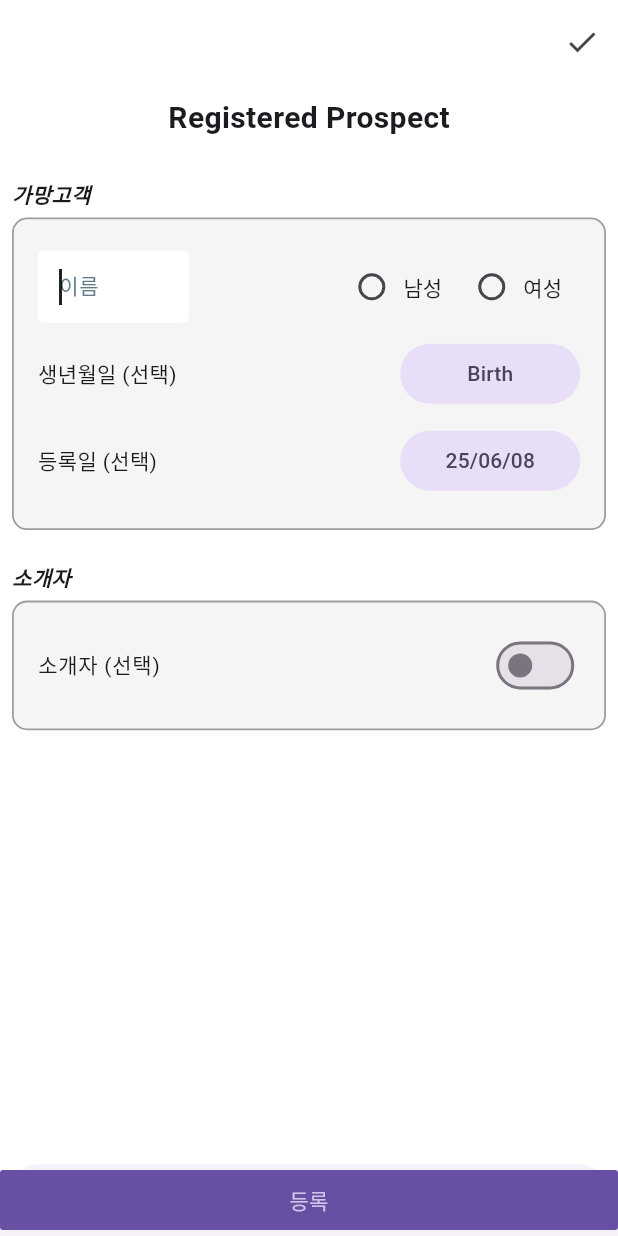
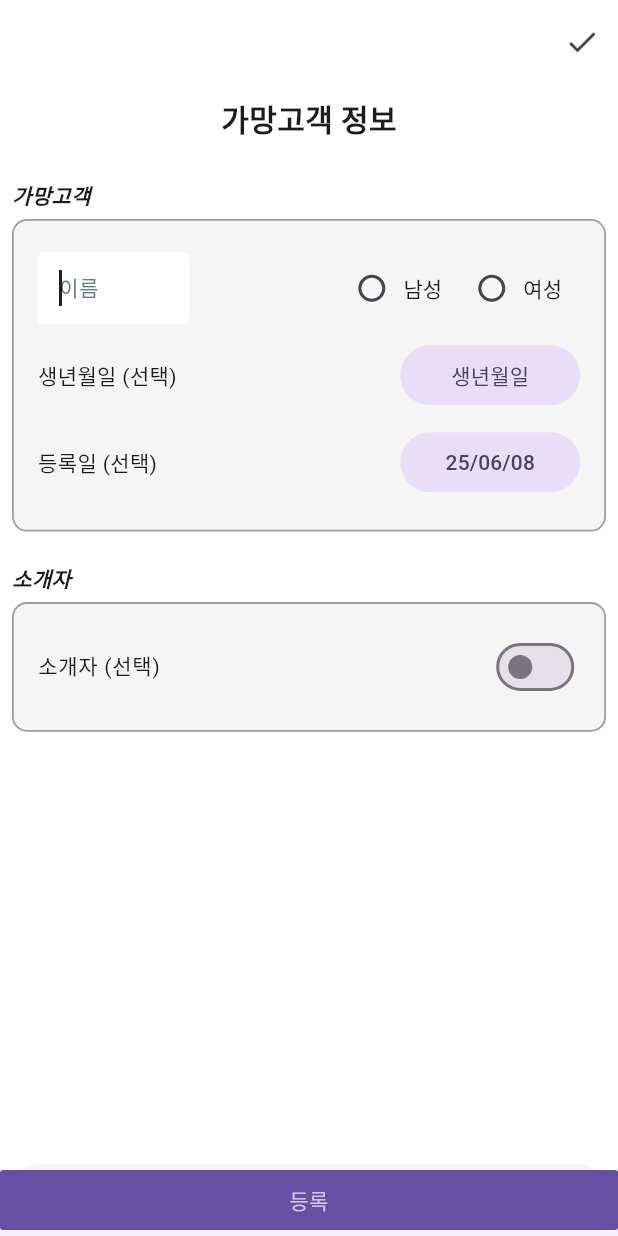
Before and after one commit to 73dh/withme, a Flutter app: the RegistrationScreen screen opened by its route, on a phone screen of 412 x 824 dp. Run offline on Flutter 3.47's test engine with Material 3 defaults, Android fonts, the phone set to English and light mode, and no system bars; our stand-ins replace cloud_firestore, firebase_core, fl_chart, get_it, go_router, rxdart; accounts and stored records are empty.

```diff
--- a/lib/core/presentation/components/customer_item.dart
+++ b/lib/core/presentation/components/customer_item.dart
@@ -59,7 +59,7 @@ class CustomerItem extends StatelessWidget {
                   children: [
                     CircleItem(
                       number: policies.length,
-                      color: Colors.redAccent.shade100,
+                      sex:customer.sex,
                     ),
                     width(20),
                     Column(
@@ -83,16 +83,16 @@ class CustomerItem extends StatelessWidget {
         ).difference(DateTime.now()).inDays;
     return Row(
       children: [
-        Text(shortenedNameText(customer.name), style: TextStyles.bold14),
+        Text(shortenedNameText(customer.name,length: 6), style: TextStyles.bold14),
         width(5),
-        sexIcon(customer.sex),
-        width(5),
+        // sexIcon(customer.sex),
+        // width(5),
         Text(
-          '${calculateAge(customer.birth ?? DateTime.now())}세/보험: ${calculateInsuranceAge(customer.birth ?? DateTime.now())}세',
+          '${calculateAge(customer.birth ?? DateTime.now())}세',
         ),
         width(3),
         Text(
-          '상령일: ${getInsuranceAgeChangeDate(customer.birth ?? DateTime.now()).formattedDate}',
+          ' /상령일: ${getInsuranceAgeChangeDate(customer.birth ?? DateTime.now()).formattedDate}',
           style: TextStyle(
             color: difference <= 90 ? Colors.red : Colors.black87,
           ),
--- a/lib/core/presentation/components/search_customer_item.dart
+++ b/lib/core/presentation/components/search_customer_item.dart
@@ -65,7 +65,7 @@ class SearchCustomerItem extends StatelessWidget {
               children: [
                 CircleItem(
                   number: policies.length,
-                  color: Colors.redAccent.shade100,
+                  sex: customer.sex,
                 ),
                 width(20),
                 Column(
--- a/lib/data/data_source/remote/fbase.dart
+++ b/lib/data/data_source/remote/fbase.dart
@@ -33,7 +33,6 @@ class FBase {
         .doc(userKey)
         .collection(collectionCustomer)
         .doc(customerData[keyCustomerKey]);
-
     await customerRef.update(customerData);
   }
 
--- a/lib/presentation/home/prospect_list/screen/prospect_list_page.dart
+++ b/lib/presentation/home/prospect_list/screen/prospect_list_page.dart
@@ -23,7 +23,7 @@ class _ProspectListPageState extends State<ProspectListPage> with RouteAware {
   @override
   void initState() {
     super.initState();
-    viewModel.fetchOnce(); // 처음 로드할 때 데이터 요청
+    viewModel.fetchData; // 처음 로드할 때 데이터 요청
   }
 
   @override
@@ -46,7 +46,7 @@ class _ProspectListPageState extends State<ProspectListPage> with RouteAware {
   @override
   void didPopNext() {
     // 등록화면에서 돌아왔을 때 호출됨
-    viewModel.refresh();
+    viewModel.fetchData;
   }
 
   @override
--- a/lib/presentation/registration/components/birth_selector.dart
+++ b/lib/presentation/registration/components/birth_selector.dart
@@ -34,7 +34,7 @@ class BirthSelector extends StatelessWidget {
               width: 120,
               child: FilledButton.tonal(
                 onPressed: onSetPressed,
-                child: Text(birth != null ? birth!.formattedDate : 'Birth'),
+                child: Text(birth != null ? birth!.formattedDate : '생년월일'),
               ),
             ),
           ],
--- /dev/null
+++ b/lib/presentation/registration/part/custom_app_bar.dart
@@ -0,0 +1,33 @@
+import 'package:flutter/material.dart';
+import 'package:withme/core/di/di_setup_import.dart';
+
+import '../../../domain/domain_import.dart';
+import '../components/delete_icon.dart';
+import '../components/edit_toggle_icon.dart';
+
+class CustomAppBar extends StatelessWidget {
+  final bool isReadOnly;
+  final void Function() onPressed;
+  final RegistrationViewModel viewModel;
+  final CustomerModel? customerModel;
+
+  const CustomAppBar({
+    super.key,
+    required this.isReadOnly,
+    required this.onPressed,
+    required this.viewModel,
+    required this.customerModel,
+  });
+
+  @override
+  Widget build(BuildContext context) {
+    return AppBar(
+      elevation: 0,
+      actions: [
+        EditToggleIcon(isReadOnly: isReadOnly, onPressed: onPressed),
+        if (isReadOnly)
+          DeleteIcon(viewModel: viewModel, customerModel: customerModel!),
+      ],
+    );
+  }
+}
--- /dev/null
+++ b/lib/presentation/registration/part/customer_info_part.dart
@@ -0,0 +1,96 @@
+import 'package:intl/intl.dart';
+
+import '../../../core/presentation/core_presentation_import.dart';
+import '../components/birth_selector.dart';
+import '../components/name_field.dart';
+import '../components/registered_date_selector.dart';
+import '../components/sex_selector.dart';
+
+class CustomerInfoPart extends StatelessWidget {
+  final bool isReadOnly;
+  final TextEditingController nameController;
+  final TextEditingController registeredDateController;
+  final TextEditingController birthController;
+  final String? sex;
+  final DateTime? birth;
+  final void Function(String) onSexChanged;
+  final void Function() onBirthInitPressed;
+  final void Function(DateTime) onBirthSetPressed;
+  final void Function(DateTime) onRegisteredDatePressed;
+
+  const CustomerInfoPart({
+    super.key,
+    required this.isReadOnly,
+    required this.nameController,
+    required this.registeredDateController,
+    required this.sex,
+    this.birth,
+    required this.onSexChanged,
+    required this.birthController,
+    required this.onBirthInitPressed,
+    required this.onBirthSetPressed,
+    required this.onRegisteredDatePressed,
+  });
+
+  @override
+  Widget build(BuildContext context) {
+    return PartBox(
+      child: Padding(
+        padding: const EdgeInsets.symmetric(vertical: 15, horizontal: 10),
+        child: Column(
+          crossAxisAlignment: CrossAxisAlignment.start,
+          children: [
+            Row(
+              children: [
+                _buildNameField(),
+                const Spacer(),
+                _buildSexSelector(),
+              ],
+            ),
+            height(10),
+            _buildBirthSelector(context),
+            height(10),
+            _buildRegisteredDateSelector(context),
+          ],
+        ),
+      ),
+    );
+  }
+
+  Widget _buildNameField() =>
+      NameField(isReadOnly: isReadOnly, nameController: nameController);
+
+  Widget _buildSexSelector() => SexSelector(
+    sex: sex,
+    isReadOnly: isReadOnly,
+    onChanged: isReadOnly ? null : (sex) => onSexChanged(sex!),
+  );
+
+  Widget _buildBirthSelector(BuildContext context) => BirthSelector(
+    birth: birth,
+    isReadOnly: isReadOnly,
+    onInitPressed: isReadOnly ? null : onBirthInitPressed,
+    onSetPressed:
+        isReadOnly
+            ? null
+            : () async {
+              final date = await selectDate(context);
+              if (date != null) {
+                onBirthSetPressed(date);
+              }
+            },
+  );
+
+  Widget _buildRegisteredDateSelector(BuildContext context) => RegisteredDateSelector(
+    isReadOnly: isReadOnly,
+    registeredDate: DateFormat(
+      'yy/MM/dd',
+    ).parseStrict(registeredDateController.text),
+    onPressed:isReadOnly?null:()async {
+      final date = await selectDate(context);
+      if (date != null) {
+        onRegisteredDatePressed(date);
+      }
+    }
+  );
+}
--- /dev/null
+++ b/lib/presentation/registration/part/recommender_part.dart
@@ -0,0 +1,52 @@
+import '../../../core/presentation/core_presentation_import.dart';
+import '../../../core/ui/core_ui_import.dart';
+
+class RecommenderPart extends StatelessWidget {
+  final bool isReadOnly;
+  final bool isRecommended;
+  final TextEditingController recommendedController;
+  final void Function(bool) onChanged;
+
+  const RecommenderPart({
+    super.key,
+    required this.isReadOnly,
+    required this.isRecommended,
+    required this.onChanged,
+    required this.recommendedController,
+  });
+
+  @override
+  Widget build(BuildContext context) {
+    return Padding(
+      padding: const EdgeInsets.symmetric(vertical: 8, horizontal: 10),
+      child: Column(
+        children: [
+          _buildRecommenderSwitch(),
+          if (isRecommended) _buildRecommenderField(),
+        ],
+      ),
+    );
+  }
+
+  Widget _buildRecommenderSwitch() => ListTile(
+    contentPadding: EdgeInsets.zero,
+    title: Text('소개자 ${isReadOnly ? '' : '(선택)'}', style: TextStyles.normal14),
+    trailing: Switch.adaptive(
+      value: isRecommended,
+      onChanged: isReadOnly ? null : (val) => onChanged(val),
+    ),
+  );
+
+  Widget _buildRecommenderField() =>
+      isReadOnly
+          ? Align(
+            alignment: Alignment.centerLeft,
+            child: Text(recommendedController.text),
+          )
+          : CustomTextFormField(
+            controller: recommendedController,
+            hintText: '소개자 이름',
+            validator: (text) => text.isEmpty ? '소개자 이름을 입력하세요' : null,
+            onSaved: (text) => recommendedController.text = text.trim(),
+          );
+}
--- a/lib/presentation/registration/screen/registration_screen.dart
+++ b/lib/presentation/registration/screen/registration_screen.dart
@@ -5,12 +5,10 @@ import 'package:withme/core/utils/core_utils_import.dart';
 import 'package:withme/domain/model/customer_model.dart';
 import 'package:withme/domain/model/history_model.dart';
 import 'package:withme/presentation/registration/components/add_policy_button.dart';
-import 'package:withme/presentation/registration/components/birth_selector.dart';
-import 'package:withme/presentation/registration/components/delete_icon.dart';
-import 'package:withme/presentation/registration/components/edit_toggle_icon.dart';
-import 'package:withme/presentation/registration/components/name_field.dart';
-import 'package:withme/presentation/registration/components/registered_date_selector.dart';
-import 'package:withme/presentation/registration/components/sex_selector.dart';
+import 'package:withme/presentation/registration/part/confirm_box_part.dart';
+import 'package:withme/presentation/registration/part/custom_app_bar.dart';
+import 'package:withme/presentation/registration/part/customer_info_part.dart';
+import 'package:withme/presentation/registration/part/recommender_part.dart';
 import 'package:withme/presentation/registration/registration_event.dart';
 
 import '../../../core/di/setup.dart';
@@ -41,6 +39,7 @@ class _RegistrationScreenState extends State<RegistrationScreen> {
   bool _isRecommended = false;
   DateTime? _birth;
   String? _sex;
+  bool _isRegistering = false;
 
   @override
   void initState() {
@@ -78,24 +77,20 @@ class _RegistrationScreenState extends State<RegistrationScreen> {
   Widget build(BuildContext context) {
     return SafeArea(
       child: Scaffold(
-        appBar: _buildAppBar(),
+        appBar: PreferredSize(
+          preferredSize: const Size.fromHeight(56),
+          child: CustomAppBar(
+            isReadOnly: _isReadOnly,
+            onPressed: () => setState(() => _isReadOnly = !_isReadOnly),
+            viewModel: viewModel,
+            customerModel: widget.customerModel,
+          ),
+        ),
         body: _buildForm(),
         bottomSheet: !_isReadOnly ? _buildSubmitButton() : null,
       ),
     );
   }
-
-  AppBar _buildAppBar() => AppBar(
-    elevation: 0,
-    actions: [
-      EditToggleIcon(
-        isReadOnly: _isReadOnly,
-        onPressed: () => setState(() => _isReadOnly = !_isReadOnly),
-      ),
-      if (_isReadOnly)
-        DeleteIcon(viewModel: viewModel, customerModel: widget.customerModel!),
-    ],
-  );
 
   Widget _buildForm() => Form(
     key: _formKey,
@@ -103,7 +98,7 @@ class _RegistrationScreenState extends State<RegistrationScreen> {
       padding: const EdgeInsets.all(8.0),
       child: Column(
         children: [
-          const TitleWidget(title: 'Registered Prospect'),
+          const TitleWidget(title: '가망고객 정보'),
           height(20),
           const PartTitle(text: '가망고객'),
           _buildCustomerInfoPart(),
@@ -118,118 +113,47 @@ class _RegistrationScreenState extends State<RegistrationScreen> {
     ),
   );
 
-  Widget _buildCustomerInfoPart() => PartBox(
-    child: Padding(
-      padding: const EdgeInsets.symmetric(vertical: 15, horizontal: 10),
-      child: Column(
-        crossAxisAlignment: CrossAxisAlignment.start,
-        children: [
-          Row(
-            children: [_buildNameField(), const Spacer(), _buildSexSelector()],
-          ),
-          height(10),
-          _buildBirthSelector(),
-          height(10),
-          _buildRegisteredDateSelector(),
-        ],
-      ),
+  Widget _buildRecommenderPart() => PartBox(
+    child: RecommenderPart(
+      isReadOnly: _isReadOnly,
+      isRecommended: _isRecommended,
+      onChanged:
+          (val) => setState(() {
+            _isRecommended = val;
+            if (!val) _recommendedController.clear();
+          }),
+      recommendedController: _recommendedController,
     ),
   );
 
-  Widget _buildRecommenderPart() => PartBox(
-    child: Padding(
-      padding: const EdgeInsets.symmetric(vertical: 8, horizontal: 10),
-      child: Column(
-        children: [
-          _buildRecommenderSwitch(),
-          if (_isRecommended) _buildRecommenderField(),
-        ],
-      ),
-    ),
-  );
-
-  Widget _buildNameField() =>
-      NameField(isReadOnly: _isReadOnly, nameController: _nameController);
-
-  Widget _buildSexSelector() => SexSelector(
+  Widget _buildCustomerInfoPart() => CustomerInfoPart(
+    isReadOnly: _isReadOnly,
+    nameController: _nameController,
+    registeredDateController: _registeredDateController,
     sex: _sex,
-    isReadOnly: _isReadOnly,
-    onChanged: _isReadOnly ? null : (value) => setState(() => _sex = value),
-  );
-
-  Widget _buildBirthSelector() => BirthSelector(
-    isReadOnly: _isReadOnly,
     birth: _birth,
-    onInitPressed:
-        _isReadOnly
-            ? null
-            : () => setState(() {
+    onSexChanged: (value) => setState(() => _sex = value),
+    birthController: _birthController,
+    onBirthInitPressed:
+        () => setState(() {
           _birth = null;
           _birthController.clear();
         }),
-    onSetPressed:
-        _isReadOnly
-            ? null
-            : () async {
-              final date = await selectDate(context);
-              if (date != null) {
+    onBirthSetPressed: (date) async {
       setState(() {
         _birth = date;
         _birthController.text = date.toString();
       });
-              }
+    },
+
+    onRegisteredDatePressed: (date) async {
+      setState(() {
+        _registeredDateController.text = date.formattedDate;
+      });
     },
   );
 
-  Widget _buildRegisteredDateSelector() => RegisteredDateSelector(
-    isReadOnly: _isReadOnly,
-    registeredDate: DateFormat(
-      'yy/MM/dd',
-    ).parseStrict(_registeredDateController.text),
-    onPressed:
-        _isReadOnly
-            ? null
-            : () async {
-              final date = await selectDate(context);
-              if (date != null) {
-                setState(() {
-                  _registeredDateController.text = date.formattedDate;
-                });
-              }
-            },
-  );
-
-  Widget _buildRecommenderSwitch() => ListTile(
-    contentPadding: EdgeInsets.zero,
-    title: Text('소개자 ${_isReadOnly ? '' : '(선택)'}', style: TextStyles.normal14),
-    trailing: Switch.adaptive(
-      value: _isRecommended,
-      onChanged:
-          _isReadOnly
-              ? null
-              : (val) => setState(() {
-                _isRecommended = val;
-                if (!val) _recommendedController.clear();
-              }),
-    ),
-  );
-
-  Widget _buildRecommenderField() =>
-      _isReadOnly
-          ? Align(
-            alignment: Alignment.centerLeft,
-            child: Text(_recommendedController.text),
-          )
-          : CustomTextFormField(
-            controller: _recommendedController,
-            hintText: '소개자 이름',
-            validator: (text) => text.isEmpty ? '소개자 이름을 입력하세요' : null,
-            onSaved: (text) => _recommendedController.text = text.trim(),
-          );
-
   Widget _buildSubmitButton() {
-    bool isRegistering = false;
-
     return RenderFilledButton(
       text: widget.customerModel == null ? '등록' : '수정',
       foregroundColor: ColorStyles.activeButtonColor,
@@ -246,69 +170,24 @@ class _RegistrationScreenState extends State<RegistrationScreen> {
                           vertical: 16,
                           horizontal: 20,
                         ),
-                        child: Column(
-                          mainAxisSize: MainAxisSize.min,
-                          children: [
-                            height(15),
-                            Row(
-                              mainAxisAlignment: MainAxisAlignment.center,
-                              children: [
-                                if (isRegistering) const MyCircularIndicator(),
-                                ConfirmBoxText(
-                                  text:
-                                      widget.customerModel == null
-                                          ? '신규등록 확인'
-                                          : '수정내용 확인',
-                                  size: 18,
-                                ),
-                              ],
-                            ),
-                            height(10),
-                            Column(
-                              crossAxisAlignment: CrossAxisAlignment.start,
-                              children: [
-                                ConfirmBoxText(
-                                  text: '등록자: ',
-                                  text2: ' ${_nameController.text} ($_sex)',
-                                ),
-                                ConfirmBoxText(
-                                  text: '생년월일: ',
-                                  text2:
-                                      _birthController.text.isEmpty
-                                          ? '추후입력'
-                                          : _birth?.formattedDate,
-                                ),
-                                ConfirmBoxText(
-                                  text: '소개자: ',
-                                  text2:
-                                      _recommendedController.text.isEmpty
-                                          ? '없음'
-                                          : _recommendedController.text,
-                                ),
-                                ConfirmBoxText(
-                                  text: '등록일: ',
-                                  text2: _registeredDateController.text,
-                                ),
-                                if (widget.customerModel == null)
-                                  ConfirmBoxText(
-                                    text2: _historyController.text,
-                                  ),
-                              ],
-                            ),
-                            height(20),
-                            RenderFilledButton(
-                              text: widget.customerModel == null ? '등록' : '수정',
+                        child: ConfirmBoxPart(
+                          customerModel: widget.customerModel,
+                          nameController: _nameController,
+                          recommendedController: _recommendedController,
+                          historyController: _historyController,
+                          birthController: _birthController,
+                          registeredDateController: _registeredDateController,
+                          isRegistering: _isRegistering,
                           onPressed: () async {
-                                setModalState(() => isRegistering = true);
+                            setModalState(() => _isRegistering = true);
                             await _submitForm();
                             if (modalContext.mounted) {
                               modalContext.pop(); // Close bottom sheet
                             }
                             // setModalState(() => isRegistering = false);
                           },
-                              foregroundColor: Colors.white,
-                            ),
-                          ],
+                          sex: _sex,
+                          birth: _birth,
                         ),
                       ),
                 ),
@@ -356,19 +235,20 @@ class _RegistrationScreenState extends State<RegistrationScreen> {
         ).parse(_registeredDateController.text),
         content: _historyController.text,
       );
-   await   viewModel.onEvent(
+      await viewModel.onEvent(
         RegistrationEvent.registerCustomer(
           customerData: customerMap,
           historyData: historyMap,
         ),
       );
+      await getIt<ProspectListViewModel>().fetchData();
     } else {
-    await  viewModel.onEvent(
+      await viewModel.onEvent(
         RegistrationEvent.updateCustomer(customerData: customerMap),
       );
+      await getIt<ProspectListViewModel>().fetchData(force: true);
     }
 
-    await getIt<ProspectListViewModel>().refresh();
     if (mounted) {
       context.pop(true);
     }
```
Also changed, not shown: lib/core/presentation/components/circle_item.dart (+4 -3 lines), lib/core/presentation/components/prospect_item.dart (+5 -4 lines), lib/core/presentation/components/sex_widget.dart (+12 -1 lines), lib/presentation/home/customer_list/customer_list_view_model.dart (+5 -5 lines), lib/presentation/home/prospect_list/prospect_list_view_model.dart (+42 -26 lines), lib/presentation/registration/part/confirm_box_part.dart (added, +97 -0 lines), lib/presentation/splash/splash_screen.dart (+13 -3 lines). Lines whose indentation alone changed are shown as unchanged.
